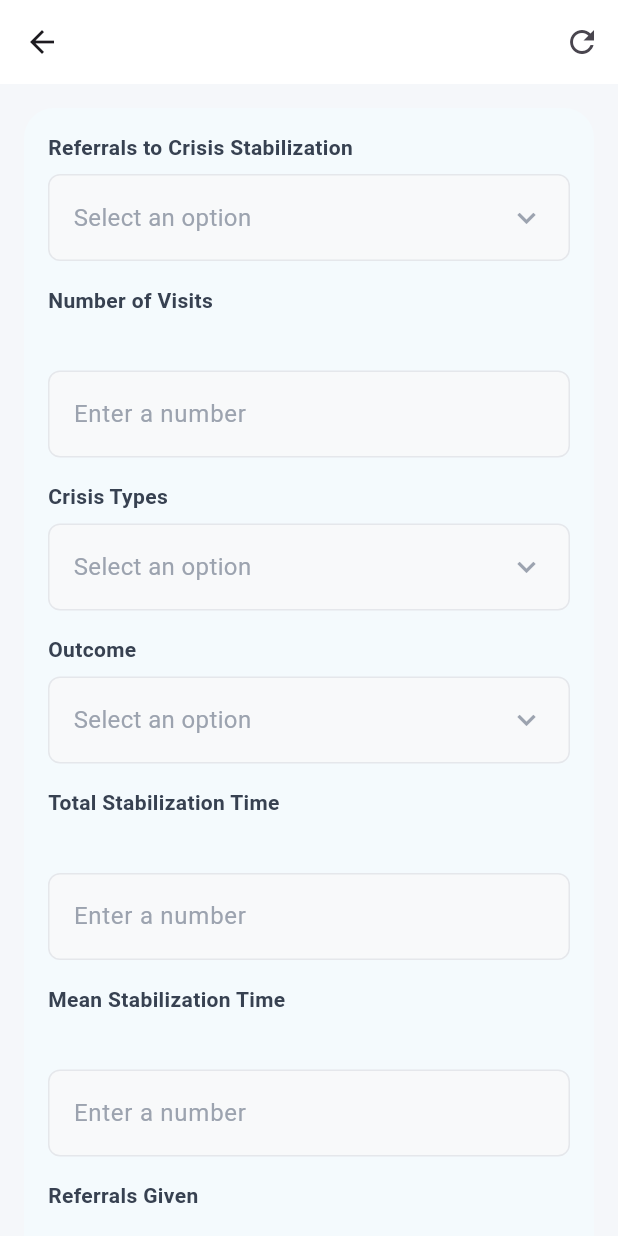
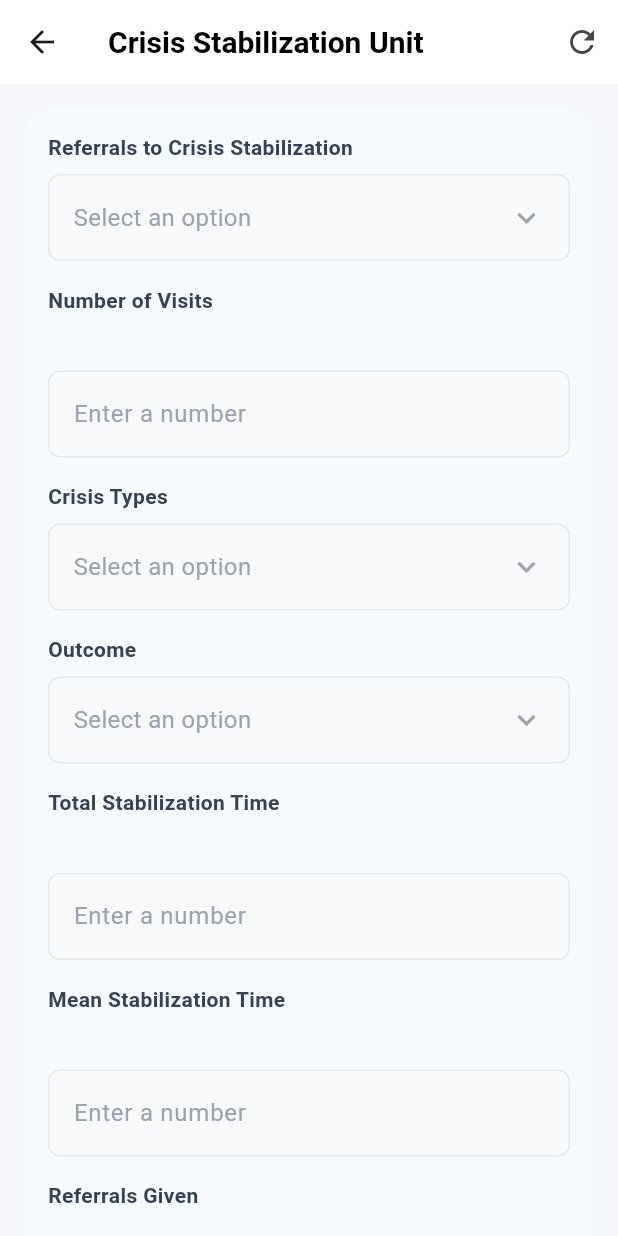
Before and after one commit to Motasim-Fuad/EdgeWaterHealth, a Flutter app: the CrisisStabilizationView screen opened by its route, on a phone screen of 412 x 824 dp. Run offline on Flutter 3.47's test engine with Material 3 defaults, Android fonts, the phone set to English and light mode, and no system bars; our stand-ins replace fl_chart, flutter_svg, get, image_picker, lottie; accounts and stored records are empty.

Commit message:
fontent complete

```diff
--- a/lib/View/FormView/Crisis_calls/crisis_calls_view.dart
+++ b/lib/View/FormView/Crisis_calls/crisis_calls_view.dart
@@ -19,7 +19,7 @@ class CrisisCallsView extends GetView<CrisisCallsController> {
         title: const Text(
           'Crisis Calls',
           style: TextStyle(
-            color: Colors.white,
+            color: Colors.black,
             fontSize: 20,
             fontWeight: FontWeight.w600,
           ),
--- a/lib/View/FormView/crisis_stabilization_unit/crisis_stabilization_unit_view.dart
+++ b/lib/View/FormView/crisis_stabilization_unit/crisis_stabilization_unit_view.dart
@@ -18,7 +18,7 @@ class CrisisStabilizationView extends GetView<CrisisStabilizationController> {
         title: const Text(
           'Crisis Stabilization Unit',
           style: TextStyle(
-            color: Colors.white,
+            color: Colors.black,
             fontSize: 20,
             fontWeight: FontWeight.w600,
           ),
--- a/lib/ViewModel/Authentication_View_Model/singin_view_model.dart
+++ b/lib/ViewModel/Authentication_View_Model/singin_view_model.dart
@@ -73,7 +73,7 @@ class SigninViewModel extends GetxController {
       );
 
       // Navigate to home or dashboard
-      // Get.offAllNamed('/home');
+      Get.offAllNamed(RouteName.appNavBarView);
 
     } catch (e) {
       Get.snackbar(
--- a/lib/ViewModel/profile_view_model/profile_view_model.dart
+++ b/lib/ViewModel/profile_view_model/profile_view_model.dart
@@ -63,6 +63,8 @@
 
 
 import 'dart:io';
+import 'package:edgewaterhealth/Resources/AppRoutes/routes.dart';
+import 'package:edgewaterhealth/Resources/AppRoutes/routes_name.dart';
 import 'package:flutter/material.dart';
 import 'package:get/get.dart';
 import 'package:image_picker/image_picker.dart';
@@ -118,6 +120,8 @@ class ProfileViewModel extends GetxController {
   // 🚪 Logout action
   void logout() {
     Get.snackbar("Logout", "You have been logged out successfully",
-        snackPosition: SnackPosition.BOTTOM);
+        snackPosition: SnackPosition.TOP);
+
+    Get.offAllNamed(RouteName.signinView);
   }
 }
```
Also changed, not shown: lib/View/Authentication_View/SingIn_view/signin_view.dart (+0 -8 lines).
